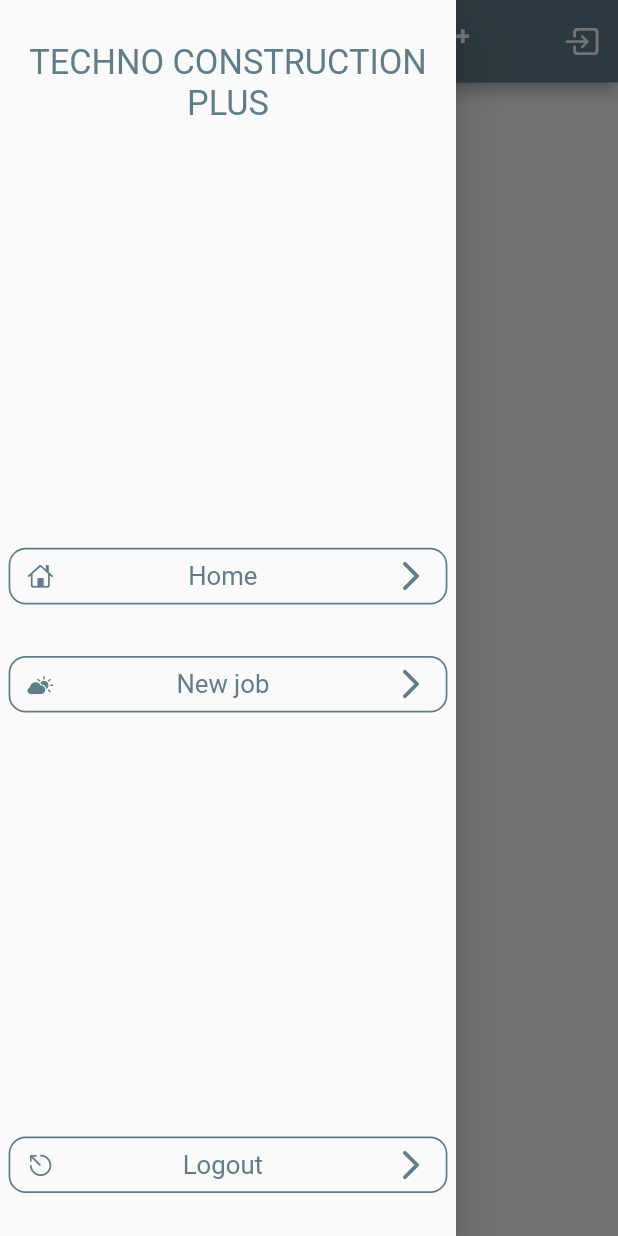
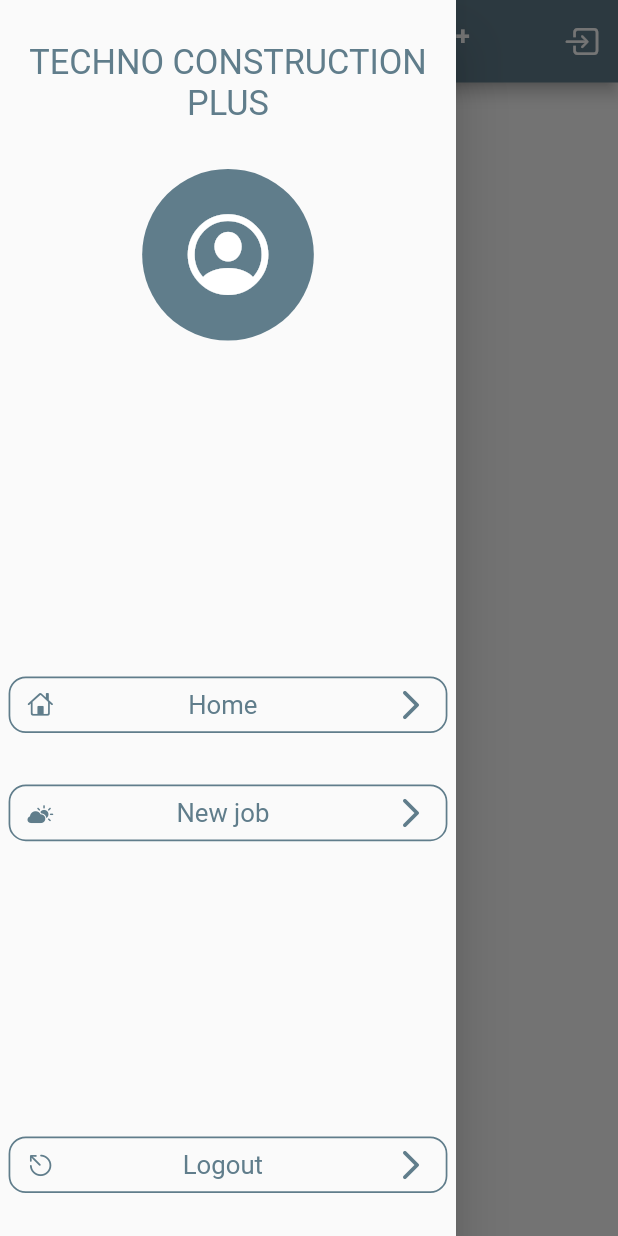
Before and after one commit to LucatonyRaudales/TCP-Workers, a Flutter app: the HomePage screen opened directly, with the side drawer open, on a phone screen of 412 x 824 dp. Run offline on Flutter 3.47's test engine with Material 2 defaults, Android fonts, the phone set to English and light mode, and no system bars; our stand-ins replace animate_do, csc_picker, flutter_datetime_picker, flutter_screenutil, flutter_spinkit, get and 3 more; missing offline and left inert: time_range_picker; accounts and stored records are empty.

```diff
--- a/lib/app/common/drawer.dart
+++ b/lib/app/common/drawer.dart
@@ -1,13 +1,42 @@
+import 'dart:convert';
+
 import 'package:flutter/cupertino.dart';
 import 'package:flutter/material.dart';
 import 'package:get/get.dart';
+import 'package:get_storage/get_storage.dart';
 import 'package:tcp_workers/app/Style/Colors.dart';
 import 'package:tcp_workers/app/Style/text.dart';
 import 'package:flutter_screenutil/flutter_screenutil.dart';
-import 'package:tcp_workers/app/common/select.dart';
 import 'package:tcp_workers/app/views/Job/add_new_job/newJob_page.dart';
+import 'package:tcp_workers/app/views/signIn/login_controller.dart';
+import 'package:tcp_workers/app/views/splash_screen/splash_page.dart';
 
-class DrawerItem extends StatelessWidget {
+
+class DrawerItem extends StatefulWidget {
+  @override
+  _DrawerItemState createState() => _DrawerItemState();
+}
+
+class _DrawerItemState extends State<DrawerItem> {
+    final box = GetStorage();
+  User user;
+  void getUserData()async{
+    try {
+
+      user = User.fromJson(json.decode(box.read('userData')));
+    } catch (e) {
+    }
+  }
+@override
+  void initState() {
+    getUserData();
+    super.initState();
+  }
+  void logout()async{
+    await box.erase();
+    Get.off(SplashPage(), transition: Transition.fade);
+  }
+
   @override
   Widget build(BuildContext context) {
     return Drawer(
@@ -22,7 +51,19 @@ class DrawerItem extends StatelessWidget {
               mainAxisAlignment: MainAxisAlignment.spaceBetween,
           children:[
 
+            new Column(children: [
             new Text('Techno construction plus'.toUpperCase(), style: titleFont, textAlign: TextAlign.center),
+            SizedBox(height: 30),
+            new Container(
+                  height: 100.sp,
+                  width: 100.sp,
+                  child:  new CircleAvatar(
+                backgroundColor: main_color,
+                child:Icon(CupertinoIcons.person_crop_circle, size: 55.sp, color: Colors.white)
+                )
+              ),
+              new Text(user.user.firstName + ' ' + user.user.lastName, style: titleFont,)
+            ],),
 
             new Column(
             crossAxisAlignment: CrossAxisAlignment.start,
@@ -45,7 +86,7 @@ class DrawerItem extends StatelessWidget {
           ]
         ),
             _drawerItem(
-              function: ()=> Get.to(MySelect()),
+              function: ()=> logout(),
               icon:  CupertinoIcons.escape,
               text: 'Logout'
             ),
--- a/lib/app/common/variables.dart
+++ b/lib/app/common/variables.dart
@@ -1,3 +1,3 @@
 class GlobalVariables{
-  static String api = 'http://192.168.43.119:3001';
+  static String api = 'http://192.168.0.103:3001';
 }
--- a/lib/app/views/Job/Job_page.dart
+++ b/lib/app/views/Job/Job_page.dart
@@ -29,7 +29,6 @@ class JobPage extends StatelessWidget {
                 elevation: 20,
                 shape: RoundedRectangleBorder(borderRadius: BorderRadius.circular(10)),
                 onSelected: (value) {
-                  print(value);
                   switch(value){
                     case 0:
                     Get.to(EditJobPage(), arguments: ctrl.jobData, transition: Transition.rightToLeftWithFade);
@@ -54,7 +53,7 @@ class JobPage extends StatelessWidget {
 
                   ctrl.jobData.status == 'active' ?
                   PopupMenuItem(
-                    enabled: !ctrl.showButton.value,
+                    enabled: ctrl.jobData.status == 'active' && ctrl.showButton.value == false,
                     child: new Row(
                       mainAxisAlignment: MainAxisAlignment.spaceBetween,
                       children: [Text("Mark as finished", style: subTitleFont,), Icon(CupertinoIcons.tag, color: main_color, size: 25.sp,),],),
--- a/lib/app/views/Job/edit_job/edit_controller.dart
+++ b/lib/app/views/Job/edit_job/edit_controller.dart
@@ -51,7 +51,6 @@ class EditJobCtrl extends GetxController{
         default:
         print('sepa mi ciela hermosa linda');
       }
-      btnController.reset();
     }catch(err){
       print(err);
     }
--- a/lib/app/views/signIn/login_controller.dart
+++ b/lib/app/views/signIn/login_controller.dart
@@ -1,4 +1,5 @@
 import 'dart:async';
+import 'dart:convert';
 import 'package:flutter/cupertino.dart';
 import 'package:flutter/material.dart';
 import 'package:get_storage/get_storage.dart';
@@ -51,3 +52,71 @@ class LoginCtrl extends GetxController{
     }
   }
 }
+
+class User {
+    User({
+        this.token,
+        this.user,
+    });
+
+    String token;
+    UserClass user;
+
+    factory User.fromJson(Map<String, dynamic> json) => User(
+        token: json["token"],
+        user: UserClass.fromJson(json["user"]),
+    );
+
+    Map<String, dynamic> toJson() => {
+        "token": token,
+        "user": user.toJson(),
+    };
+}
+
+class UserClass {
+    UserClass({
+        this.labor,
+        this.workOn,
+        this.address,
+        this.id,
+        this.firstName,
+        this.lastName,
+        this.nickName,
+        this.email,
+        this.v,
+    });
+
+    String labor;
+    List<dynamic> workOn;
+    String address;
+    String id;
+    String firstName;
+    String lastName;
+    String nickName;
+    String email;
+    int v;
+
+    factory UserClass.fromJson(Map<String, dynamic> json) => UserClass(
+        labor: json["labor"],
+        workOn: List<dynamic>.from(json["workOn"].map((x) => x)),
+        address: json["address"],
+        id: json["_id"],
+        firstName: json["firstName"],
+        lastName: json["lastName"],
+        nickName: json["nickName"],
+        email: json["email"],
+        v: json["__v"],
+    );
+
+    Map<String, dynamic> toJson() => {
+        "labor": labor,
+        "workOn": List<dynamic>.from(workOn.map((x) => x)),
+        "address": address,
+        "_id": id,
+        "firstName": firstName,
+        "lastName": lastName,
+        "nickName": nickName,
+        "email": email,
+        "__v": v,
+    };
+}
```
Also changed, not shown: lib/app/views/Job/Checks/check_management/Check_manage_controller.dart (+12 -4 lines), lib/app/views/Job/Checks/check_management/check_manage_page.dart (+6 -1 lines), lib/app/views/Job/job_controller.dart (+1 -14 lines), lib/app/views/User/edit_user/edit_user_controller.dart (added, +23 -0 lines), lib/app/views/User/edit_user/edit_user_page.dart (added, +91 -0 lines).
